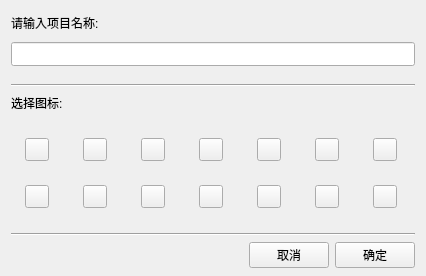
Qt form App/windows/newhabitform.ui (kevinWu7/LifeNote) before a commit.
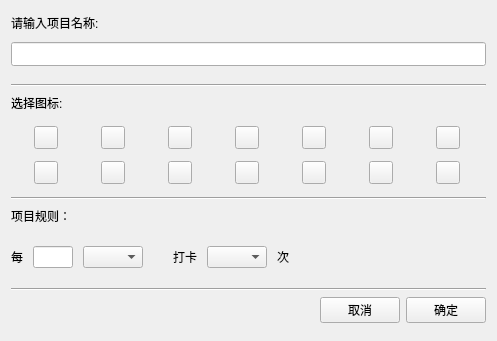
The same form after that commit.

Commit message: realize-funciton:add NewHabitForm's ruleWidget

```diff
--- a/App/windows/newhabitform.ui
+++ b/App/windows/newhabitform.ui
@@ -6,8 +6,8 @@
    <rect>
     <x>0</x>
     <y>0</y>
-    <width>426</width>
-    <height>276</height>
+    <width>497</width>
+    <height>341</height>
    </rect>
   </property>
   <property name="windowTitle">
@@ -243,6 +243,133 @@
      </layout>
     </widget>
    </item>
+   <item>
+    <widget class="Line" name="middleHorizontalLine">
+     <property name="orientation">
+      <enum>Qt::Horizontal</enum>
+     </property>
+    </widget>
+   </item>
+   <item>
+    <widget class="QLabel" name="ruleLabel">
+     <property name="maximumSize">
+      <size>
+       <width>16777215</width>
+       <height>20</height>
+      </size>
+     </property>
+     <property name="text">
+      <string>项目规则：</string>
+     </property>
+    </widget>
+   </item>
+   <item>
+    <widget class="QWidget" name="ruleWidget" native="true">
+     <property name="maximumSize">
+      <size>
+       <width>16777215</width>
+       <height>50</height>
+      </size>
+     </property>
+     <layout class="QHBoxLayout" name="horizontalLayout_2">
+      <property name="spacing">
+       <number>10</number>
+      </property>
+      <property name="leftMargin">
+       <number>0</number>
+      </property>
+      <property name="topMargin">
+       <number>10</number>
+      </property>
+      <property name="rightMargin">
+       <number>0</number>
+      </property>
+      <property name="bottomMargin">
+       <number>10</number>
+      </property>
+      <item>
+       <widget class="QLabel" name="everyLabel">
+        <property name="text">
+         <string>每</string>
+        </property>
+       </widget>
+      </item>
+      <item>
+       <widget class="QLineEdit" name="perLineEdit">
+        <property name="maximumSize">
+         <size>
+          <width>40</width>
+          <height>16777215</height>
+         </size>
+        </property>
+       </widget>
+      </item>
+      <item>
+       <widget class="QComboBox" name="periodComboBox">
+        <property name="maximumSize">
+         <size>
+          <width>60</width>
+          <height>16777215</height>
+         </size>
+        </property>
+       </widget>
+      </item>
+      <item>
+       <spacer name="horizontalSpacer_3">
+        <property name="orientation">
+         <enum>Qt::Horizontal</enum>
+        </property>
+        <property name="sizeType">
+         <enum>QSizePolicy::Fixed</enum>
+        </property>
+        <property name="sizeHint" stdset="0">
+         <size>
+          <width>20</width>
+          <height>20</height>
+         </size>
+        </property>
+       </spacer>
+      </item>
+      <item>
+       <widget class="QLabel" name="checkinLabel">
+        <property name="text">
+         <string>打卡</string>
+        </property>
+       </widget>
+      </item>
+      <item>
+       <widget class="QComboBox" name="timesComboBox">
+        <property name="maximumSize">
+         <size>
+          <width>60</width>
+          <height>16777215</height>
+         </size>
+        </property>
+       </widget>
+      </item>
+      <item>
+       <widget class="QLabel" name="timesLabel">
+        <property name="text">
+         <string>次</string>
+        </property>
+       </widget>
+      </item>
+      <item>
+       <spacer name="horizontalSpacer_2">
+        <property name="orientation">
+         <enum>Qt::Horizontal</enum>
+        </property>
+        <property name="sizeHint" stdset="0">
+         <size>
+          <width>40</width>
+          <height>10</height>
+         </size>
+        </property>
+       </spacer>
+      </item>
+     </layout>
+    </widget>
+   </item>
    <item>
     <widget class="Line" name="bottomHorizontalLine">
      <property name="orientation">
@@ -252,6 +379,9 @@
    </item>
    <item>
     <layout class="QHBoxLayout" name="horizontalLayout">
+     <property name="bottomMargin">
+      <number>10</number>
+     </property>
      <item>
       <spacer name="horizontalSpacer">
        <property name="orientation">
```
The commit also changes 12 other files.
